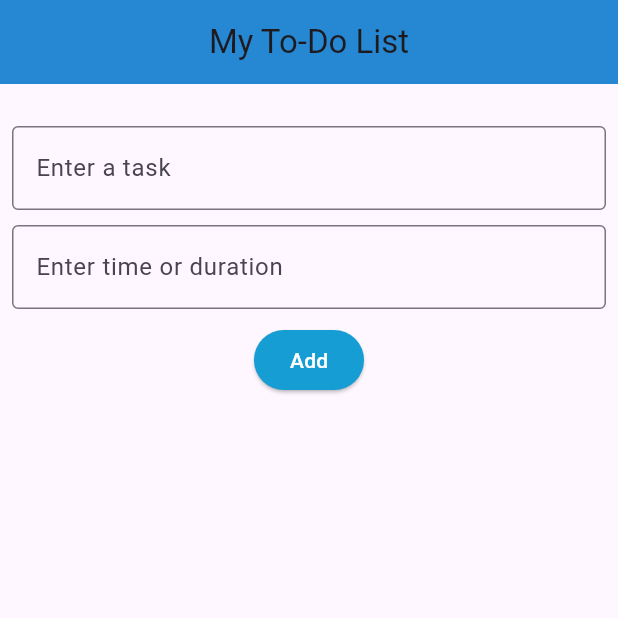
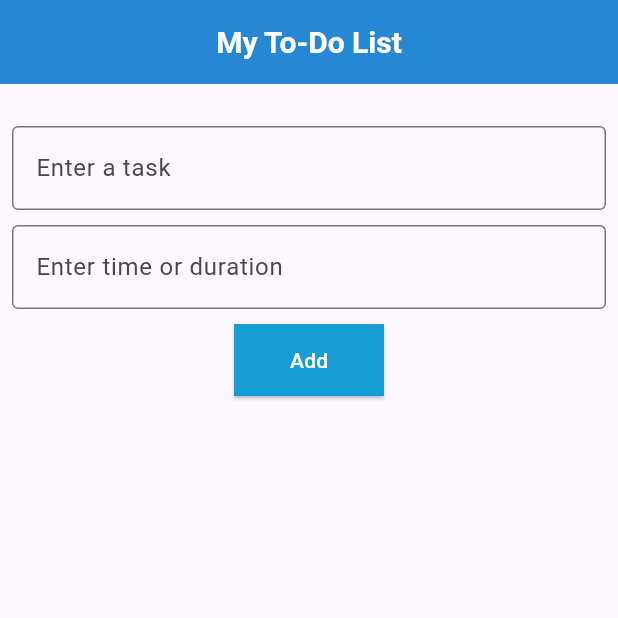
Before and after one commit to Hannan-Hussain/listtodoapp, a Flutter app: the screen it shows after launch, on a phone screen of 412 x 824 dp, the top half of it. Run offline on Flutter 3.47's test engine with Material 3 defaults, Android fonts, the phone set to English and light mode, and no system bars; our stand-ins replace sqflite; accounts and stored records are empty.

Commit message:
chnage in add button

```diff
--- a/lib/screens/Home_screen.dart
+++ b/lib/screens/Home_screen.dart
@@ -47,7 +47,7 @@ class _HomeScreenState extends State<HomeScreen> {
   Widget build(BuildContext context) {
     return Scaffold(
       appBar: AppBar(
-        title: const Text("My To-Do List"),
+        title: const Text("My To-Do List", style: TextStyle(color: Colors.white, fontSize: 20,fontWeight: FontWeight.bold),),
         centerTitle: true,
         backgroundColor: const Color.fromARGB(255, 38, 136, 210),
       ),
@@ -78,9 +78,19 @@ class _HomeScreenState extends State<HomeScreen> {
   onPressed: _addTodo,
   style: ElevatedButton.styleFrom(
     backgroundColor: const Color.fromARGB(255, 22, 157, 211),
+    shape: const RoundedRectangleBorder(
+      borderRadius: BorderRadius.zero, // keeps rectangular
     ),
-                  child: const Text("Add", style: TextStyle(color: Colors.white)),
+    minimumSize: const Size(100, 48), // ⬅️ width = 100px, height = 48px
+    padding: const EdgeInsets.symmetric(horizontal: 20, vertical: 12), // adds spacing inside
   ),
+  child: const Text(
+    "Add",
+    style: TextStyle(color: Colors.white),
+  ),
+),
+
+
               ],
             ),
           ),
```
Lines whose indentation alone changed are shown as unchanged.
